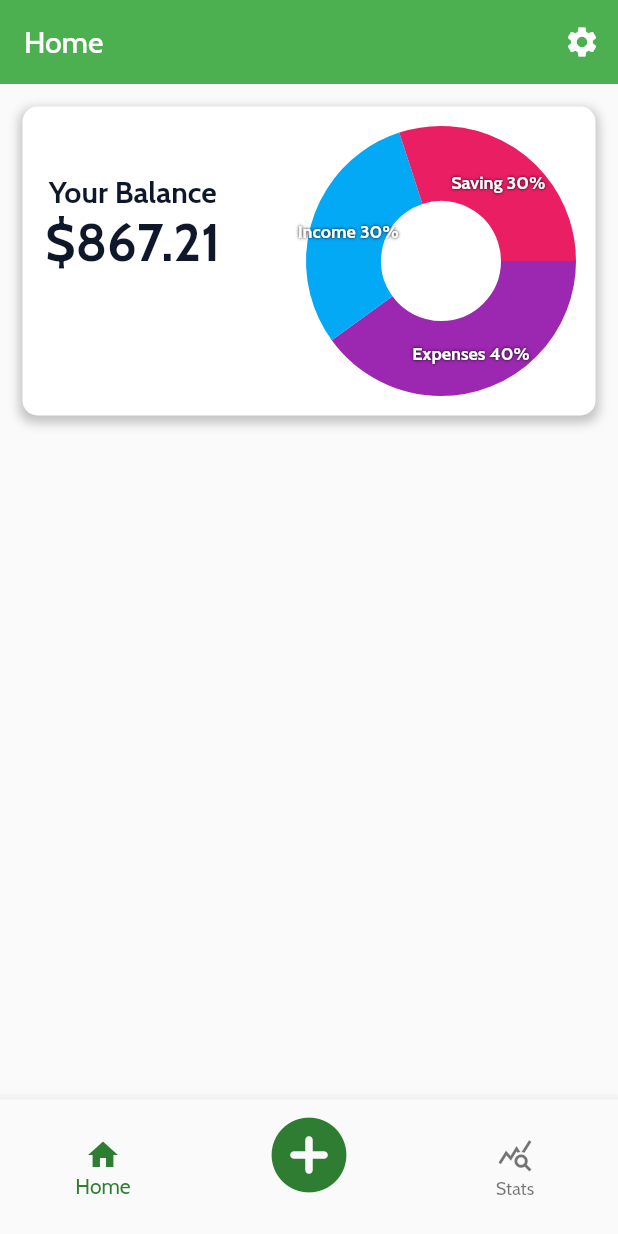
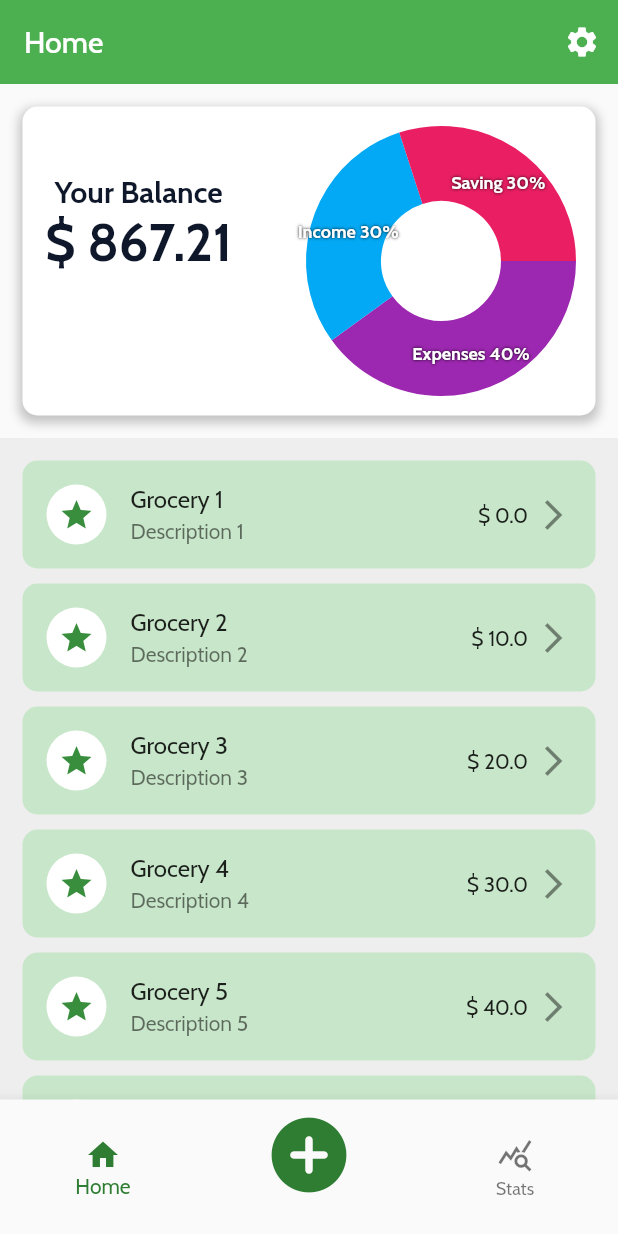
Before and after one commit to captainmio/expenses_management_app, a Flutter app: the screen it shows after launch, on a phone screen of 412 x 824 dp. Run offline on Flutter 3.47's test engine with Material 2 defaults, Android fonts, the phone set to English and light mode, and no system bars; drawn by our look-alikes of fl_chart; our stand-ins replace google_fonts.

Commit message:
temporary data - listing of expenses

```diff
--- a/lib/main.dart
+++ b/lib/main.dart
@@ -5,7 +5,6 @@ import 'package:google_fonts/google_fonts.dart';
 
 import 'package:provider/provider.dart';
 
-import 'constants/theme_color.dart';
 
 void main() {
   runApp(ChangeNotifierProvider(
--- a/lib/screens/add_transaction.dart
+++ b/lib/screens/add_transaction.dart
@@ -1,7 +1,6 @@
 import 'package:expenses_management_app/widgets/app_bar.dart';
 import 'package:flutter/material.dart';
 
-import '../constants/page_lists.dart';
 
 class AddTransactionScreen extends StatefulWidget {
   const AddTransactionScreen({super.key});
--- a/lib/screens/home.dart
+++ b/lib/screens/home.dart
@@ -1,8 +1,8 @@
 import 'package:expenses_management_app/models/widgets/pie_chart_model.dart';
 import 'package:expenses_management_app/widgets/app_bar.dart';
 import 'package:expenses_management_app/widgets/chart_piechart.dart';
+import 'package:expenses_management_app/widgets/transaction_item.dart';
 import 'package:flutter/material.dart';
-import 'package:google_fonts/google_fonts.dart';
 import '../constants/theme_color.dart';
 import '../widgets/bottom_navbar.dart';
 
@@ -41,11 +41,30 @@ class HomeScreen extends StatelessWidget {
       )
     ];
 
-    return Padding(
-      padding: const EdgeInsets.all(15),
-      child: Column(
-        children: [
-          Container(
+    final List<Widget> transactions = List.generate(
+      20,
+      (index) => Padding(
+        padding: EdgeInsets.only(bottom: 10),
+        child: Container(
+          decoration: BoxDecoration(
+            borderRadius: BorderRadius.circular(10),
+            color: Colors.green[100],
+          ),
+          child: TransactionItem(
+            title: 'Grocery ${index + 1}',
+            amount: index * 10.0,
+            icon: const Icon(Icons.grade_sharp),
+            description: 'Description ${index + 1}',
+          ),
+        ),
+      ),
+    );
+
+    return Column(
+      children: [
+        Padding(
+          padding: const EdgeInsets.all(15),
+          child: Container(
             decoration: BoxDecoration(
                 borderRadius: BorderRadius.circular(10),
                 color: Colors.white,
@@ -77,7 +96,7 @@ class HomeScreen extends StatelessWidget {
                                 color: fontColor),
                           ),
                           Text(
-                            "\$867.21",
+                            "\$ 867.21",
                             style: TextStyle(
                                 fontSize: 35,
                                 fontWeight: FontWeight.bold,
@@ -105,8 +124,17 @@ class HomeScreen extends StatelessWidget {
               ),
             ),
           ),
-        ],
-      ),
+        ),
+        Container(
+          decoration: BoxDecoration(
+            color: Colors.grey[200],
+          ),
+          padding: const EdgeInsets.all(15),
+          child: Column(
+            children: transactions,
+          ),
+        )
+      ],
     );
   }
 }
--- /dev/null
+++ b/lib/widgets/transaction_item.dart
@@ -0,0 +1,42 @@
+import 'package:flutter/material.dart';
+
+class TransactionItem extends StatelessWidget {
+  final String title;
+  final double amount;
+  final Icon icon;
+  final String description;
+
+  const TransactionItem({
+    super.key,
+    required this.title,
+    required this.amount,
+    required this.icon,
+    required this.description,
+  });
+
+  @override
+  Widget build(BuildContext context) {
+    int descrptionMaxLength = 42;
+    String subtextTrim = description.length > descrptionMaxLength
+        ? '${description.substring(0, descrptionMaxLength)}...'
+        : description;
+
+    return ListTile(
+      leading: CircleAvatar(
+        radius: 20,
+        backgroundColor: Colors.white,
+        child: icon,
+      ),
+      title: Text(title),
+      subtitle: Text(subtextTrim),
+      trailing: Row(mainAxisSize: MainAxisSize.min, children: <Widget>[
+        Padding(
+          padding: const EdgeInsets.only(right: 5),
+          child: Text('\$ $amount'),
+        ),
+        const Icon(Icons.arrow_forward_ios)
+      ]),
+      hoverColor: Colors.blue,
+    );
+  }
+}
```
Also changed, not shown: lib/constants/dummies.dart (added).
